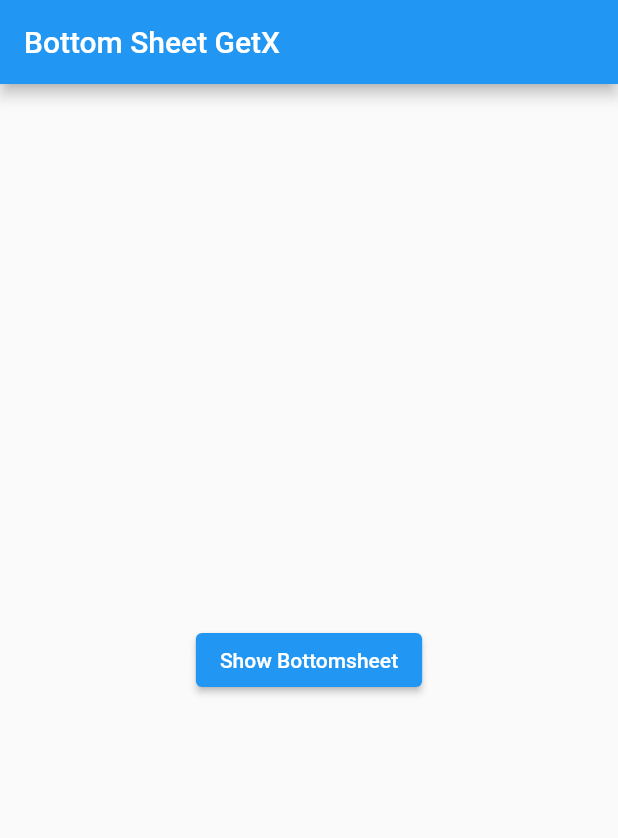
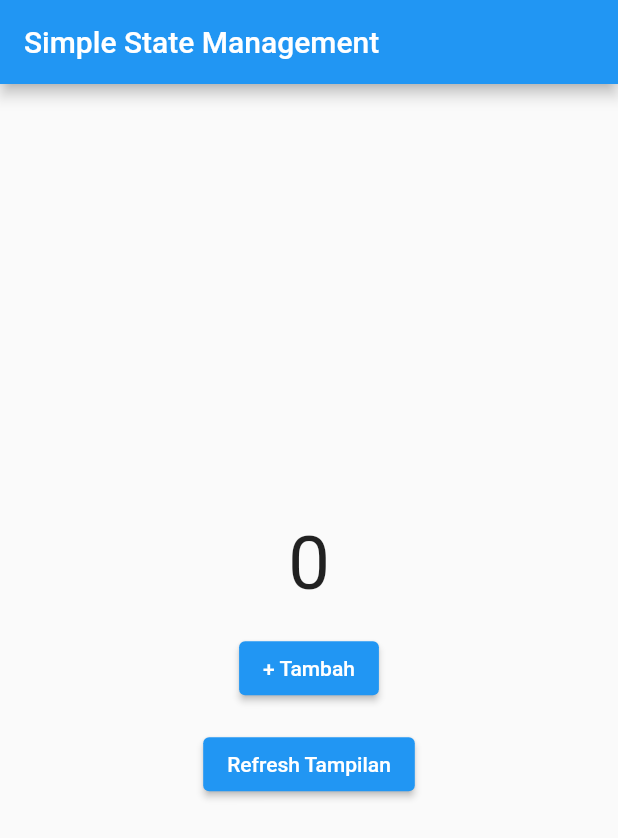
Before and after one commit to triagung128/flutter-getx-learn-basic, a Flutter app: the screen it shows after launch, on a phone screen of 412 x 824 dp. Shown: the top 838 px of the screen. Run offline on Flutter 3.47's test engine with Material 2 defaults, Android fonts, the phone set to English and light mode, and no system bars; our stand-ins replace get.

Commit message:
simple state manager

```diff
--- a/lib/main.dart
+++ b/lib/main.dart
@@ -1,6 +1,7 @@
 import 'package:flutter/material.dart';
 import 'package:get/get.dart';
-import 'package:learn_getx/bottom_sheet_getx/bottom_sheet_getx.dart';
+
+import './state_management/simple/simple.dart';
 
 void main() => runApp(const MyApp());
 
@@ -9,9 +10,9 @@ class MyApp extends StatelessWidget {
 
   @override
   Widget build(BuildContext context) {
-    return const GetMaterialApp(
+    return GetMaterialApp(
       debugShowCheckedModeBanner: false,
-      home: BottomSheetGetX(),
+      home: Simple(),
     );
   }
 }
--- /dev/null
+++ b/lib/state_management/simple/simple.dart
@@ -0,0 +1,55 @@
+import 'package:flutter/material.dart';
+import 'package:get/get.dart';
+
+import './simple_controller.dart';
+
+class Simple extends StatelessWidget {
+  Simple({Key? key}) : super(key: key);
+
+  final reactiveC = Get.put(SimpleController());
+
+  @override
+  Widget build(BuildContext context) {
+    return Scaffold(
+      appBar: AppBar(
+        title: const Text("Simple State Management"),
+      ),
+      body: Center(
+        child: Column(
+          mainAxisAlignment: MainAxisAlignment.center,
+          children: [
+            // Widget yang ada di dalam GetBuilder() akan di render
+            // ketika button "Refresh Tampilan" di kllik
+            GetBuilder<SimpleController>(
+              builder: (controller) => Text(
+                "${reactiveC.counter}",
+                style: const TextStyle(
+                  fontSize: 50,
+                ),
+              ),
+            ),
+            const SizedBox(
+              height: 16,
+            ),
+            ElevatedButton(
+              onPressed: () {
+                reactiveC.increment();
+              },
+              child: const Text("+ Tambah"),
+            ),
+            const SizedBox(
+              height: 16,
+            ),
+            ElevatedButton(
+              onPressed: () {
+                // Akan merender widget yang ada di dalam GetBuilder()
+                reactiveC.refreshTampilan();
+              },
+              child: const Text("Refresh Tampilan"),
+            ),
+          ],
+        ),
+      ),
+    );
+  }
+}
--- /dev/null
+++ b/lib/state_management/simple/simple_controller.dart
@@ -0,0 +1,11 @@
+import 'package:get/get.dart';
+
+// Contoh penggunaan simple state manager
+class SimpleController extends GetxController {
+  int counter = 0;
+
+  void increment() => counter++;
+
+  // fungsi update() untuk mentrigger perubahan tampilan
+  void refreshTampilan() => update();
+}
```
